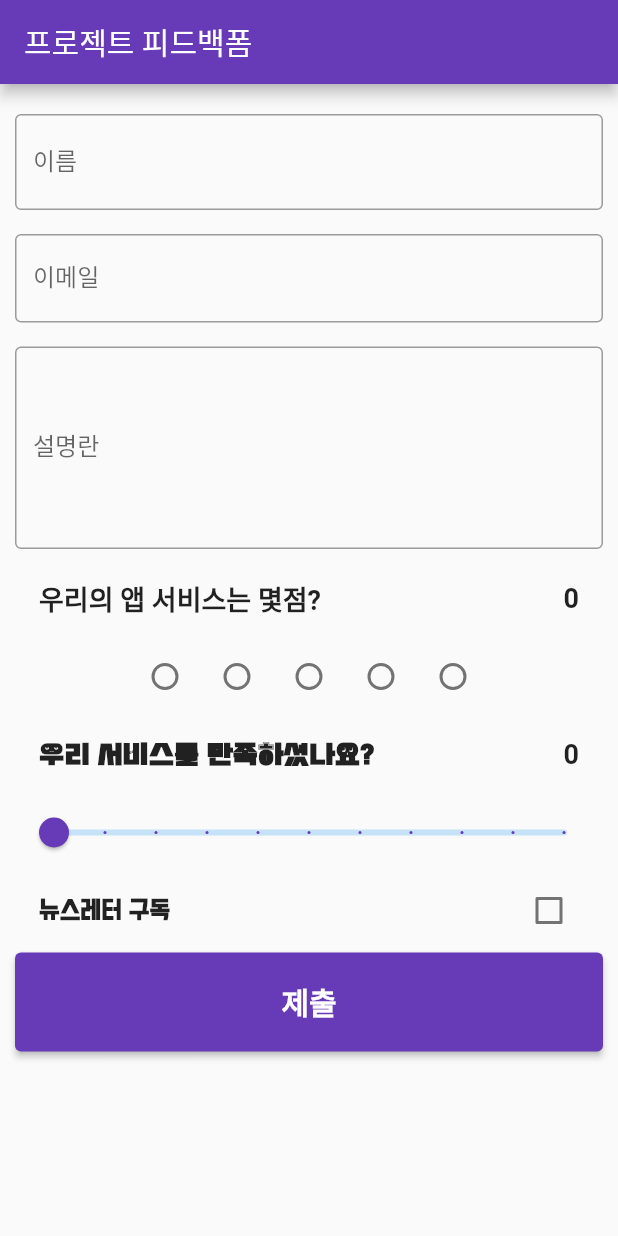
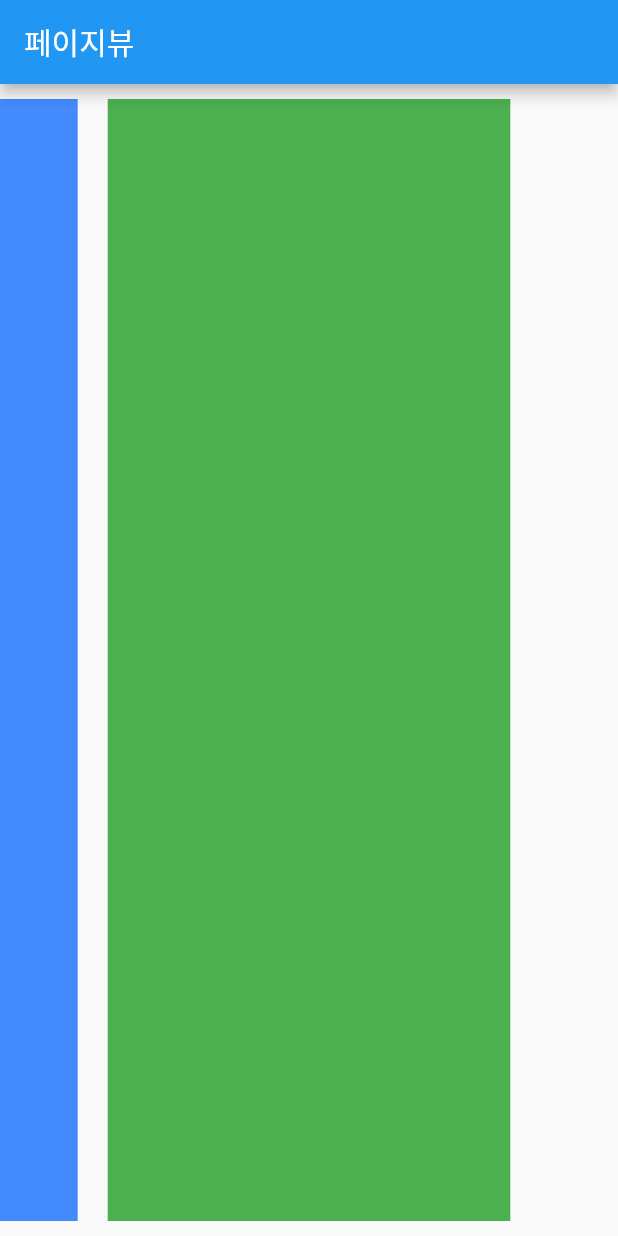
Before and after one commit to stufit/first_inflearn_flutter, a Flutter app: the screen it shows after launch, on a phone screen of 412 x 824 dp. Run offline on Flutter 3.47's test engine with Material 2 defaults, Android fonts, the phone set to English and light mode, and no system bars.

Commit message:
GridView 와 PageView

```diff
--- a/lib/main.dart
+++ b/lib/main.dart
@@ -1,25 +1,49 @@
 import 'package:flutter/material.dart';
 
 void main() {
-  runApp(FeedbackForm());
+  runApp(MyApp());
 }
 
-class FeedbackForm extends StatefulWidget {
-  const FeedbackForm({super.key});
+// pageView
+class MyApp extends StatelessWidget {
+  const MyApp({super.key});
 
   @override
-  State<FeedbackForm> createState() => _MyAppState();
+  Widget build(BuildContext context) {
+    return MaterialApp(
+      home: Scaffold(
+        appBar: AppBar(
+          title: Text("페이지뷰"),
+        ),
+        body: PageView(
+          controller: PageController(
+            initialPage: 2,
+            viewportFraction: 0.7
+          ),
+          children: [
+            Container(
+              margin: EdgeInsets.all(10),color: Colors.red,
+            ),
+            Container(
+              margin: EdgeInsets.all(10),color: Colors.blueAccent,
+            ),
+            Container(
+              margin: EdgeInsets.all(10),color: Colors.green,
+            ),
+          ],
+        ),
+      ),
+    );
+  }
 }
 
-class _MyAppState extends State<FeedbackForm> {
-  final _formKey = GlobalKey<FormState>();
-  int? _rating = 0;
-  String _successMessage = '';
-  double _sliderValue = 0;
-  bool _agreeToTerms = false;
-  String _name = '';
-  String _email = '';
-  String _description = '';
+
+
+
+
+/* GridView
+class MyApp extends StatelessWidget {
+  const MyApp({super.key});
 
   @override
   Widget build(BuildContext context) {
@@ -27,178 +51,25 @@ class _MyAppState extends State<FeedbackForm> {
       debugShowCheckedModeBanner: false,
       home: Scaffold(
         appBar: AppBar(
-          title: Text("프로젝트 피드백폼"),
-          backgroundColor: Colors.deepPurple,
+          title: Text("그리드뷰"),
         ),
         body: Padding(
-          padding: EdgeInsets.all(10),
-          child: Form(
-            key: _formKey,
-            child: ListView(
-              children: [
-                SizedBox(height: 10),
-                TextFormField(
-                  decoration: InputDecoration(
-                    labelText: "이름",
-                    hintText: "이관영",
-                    border: OutlineInputBorder(),
-                  ),
-                  validator: (value) {
-                    if (value == null || value.isEmpty) {
-                      return "이름을 입력해주세요.";
-                    }
-                    return null;
-                  },
-                  onSaved: (value) {
-                    _name = value!;
-                  },
-                ),
-                SizedBox(
-                  height: 16,
-                ),
-                TextFormField(
-                  decoration: InputDecoration(
-                    labelText: "이메일",
-                    hintText: "rhksdud23000@naver.com",
-                    border: OutlineInputBorder(),
-                  ),
-                  validator: (value) {
-                    if (value == null || value.isEmpty) {
-                      return "이메일을 입력해주세요.";
-                    }
-                    return null;
-                  },
-                  onSaved: (value) {
-                    _email = value!;
-                  },
-                ),
-                SizedBox(
-                  height: 16,
-                ),
-                TextFormField(
-                  maxLines: 5,
-                  decoration: InputDecoration(
-                    labelText: "설명란",
-                    hintText: "여기에는 설명을 쓰세요.",
-                    border: OutlineInputBorder(),
-                  ),
-                  validator: (value) {
-                    if (value == null || value.isEmpty) {
-                      return "설명을 입력해주세요.";
-                    }
-                    return null;
-                  },
-                  onSaved: (value) {
-                    _description = value!;
-                  },
-                ),
-                SizedBox(height: 5),
-                ListTile(
-                  title: Text(
-                    "우리의 앱 서비스는 몇점?",
-                    style: TextStyle(fontWeight: FontWeight.bold, fontSize: 18),
-                  ),
-                  trailing: Text(
-                    '$_rating',
-                    style: TextStyle(fontWeight: FontWeight.bold, fontSize: 18),
-                  ),
-                ),
-                Row(
-                  mainAxisAlignment: MainAxisAlignment.center,
-                  children: List<Widget>.generate(5, (index) {
-                    return Radio<int>(
-                      value: index + 1,
-                      groupValue: _rating,
-                      onChanged: (value) {
-                        setState(() {
-                          _rating = value;
-                        });
-                      },
-                      activeColor: Colors.deepPurple,
-                    );
-                  }),
-                ),
-                ListTile(
-                  title: Text(
-                    "우리 서비스를 만족하셨나요?",
-                    style: TextStyle(
-                        fontWeight: FontWeight.bold,
-                        fontSize: 18,
-                        fontFamily: "cafe"),
-                  ),
-                  trailing: Text(
-                    '${_sliderValue.toStringAsFixed(0)}',
-                    style: TextStyle(fontWeight: FontWeight.bold, fontSize: 18),
-                  ),
-                ),
-                Slider(
-                  value: _sliderValue,
-                  min: 0,
-                  max: 10,
-                  divisions: 10,
-                  label: _sliderValue.toStringAsFixed(0),
-                  onChanged: (value) {
-                    setState(() {
-                      _sliderValue = value;
-                    });
-                  },
-                  activeColor: Colors.deepPurple,
-                ),
-                CheckboxListTile(
-                  title: Text(
-                    "뉴스레터 구독",
-                    style: TextStyle(
-                        fontWeight: FontWeight.bold,
-                        fontSize: 18,
-                        fontFamily: "NotoSans"),
-                  ),
-                  value: _agreeToTerms,
-                  activeColor: Colors.deepPurple,
-                  onChanged: (value) {
-                    setState(() {
-                      _agreeToTerms = value!;
-                    });
-                  },
-                ),
-                ElevatedButton(
-                    style: ElevatedButton.styleFrom(
-                        backgroundColor: Colors.deepPurple,
-                        padding:
-                            EdgeInsets.symmetric(vertical: 18, horizontal: 24)),
-                    onPressed: () {
-                      if (_formKey.currentState!.validate()) {
-                        setState(() {
-                          _formKey.currentState!.save();
-                          _successMessage = "성공하였습니다.";
-                        });
-                      } else {
-                        setState(() {
-                          _successMessage = "빈 공란이 있습니다.";
-                        });
-                      }
-                    },
-                    child: Text(
-                      "제출",
-                      style:
-                          TextStyle(fontSize: 20, fontWeight: FontWeight.bold),
-                    )),
-                Padding(
-                  padding: EdgeInsets.all(10),
-                  child: Center(
-                    child: Text(
-                      _successMessage,
-                      style: TextStyle(
-                          color: Colors.deepPurple,
-                          fontWeight: FontWeight.bold,
-                          fontSize: 14),
-                    ),
-                  ),
-                )
-              ],
-            ),
+          padding: const EdgeInsets.all(8.0),
+          child: GridView.builder(
+            // scrollDirection: Axis.horizontal,
+            gridDelegate: SliverGridDelegateWithFixedCrossAxisCount(
+                crossAxisCount: 2, crossAxisSpacing: 8, mainAxisSpacing: 12),
+            itemCount: 10,
+            itemBuilder: (context, index) {
+              return Container(
+                color: Colors.purpleAccent,
+                child: Center(child: Text('테스트')),
+              );
+            },
           ),
         ),
       ),
     );
   }
 }
+ */
```
